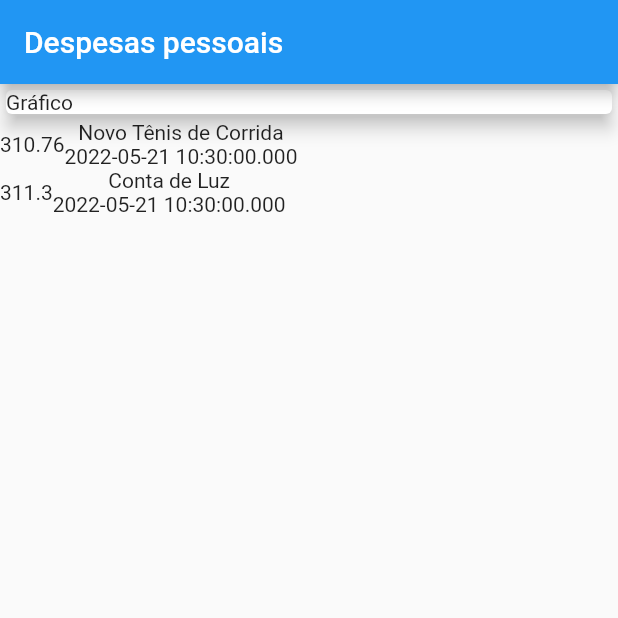
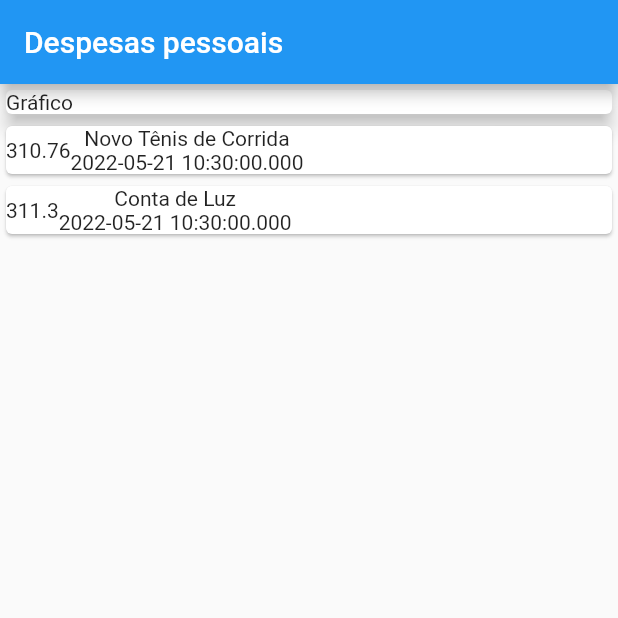
Before and after one commit to lucasviinic/learning-flutter, a Flutter app: the screen it shows after launch, on a phone screen of 412 x 824 dp, the top half of it. Run offline on Flutter 3.47's test engine with Material 2 defaults, Android fonts, the phone set to English and light mode, and no system bars.

Commit message:
personalizando item da lista

```diff
--- a/expenses/lib/main.dart
+++ b/expenses/lib/main.dart
@@ -49,16 +49,16 @@ class MyHomePage extends StatelessWidget {
           ),
           Column(
             children: _transactions.map((tr) {
-              return Container(
+              return Card(
                 child: Row(
                   children: [
                     Container(
-                      child: Text("${tr.value}")
+                      child: Text(tr.value.toString())
                     ),
                     Column(
                       children: [
                         Text(tr.title),
-                        Text("${tr.date}")
+                        Text(tr.date.toString())
                       ],
                     )
                   ]
```
